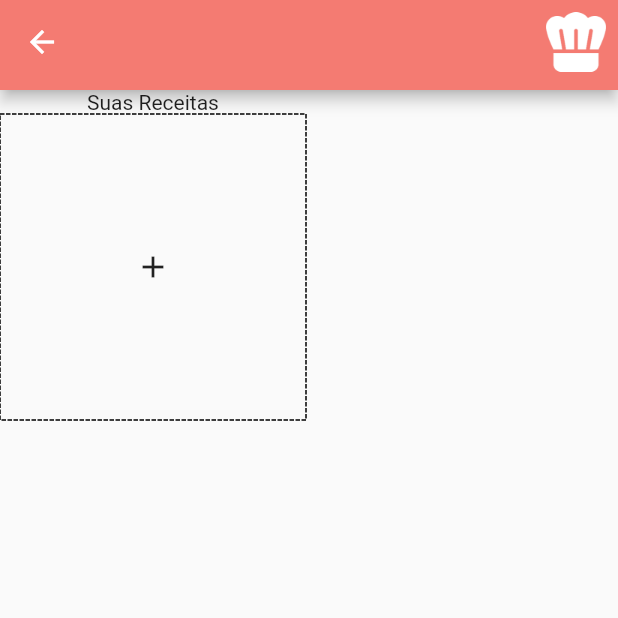
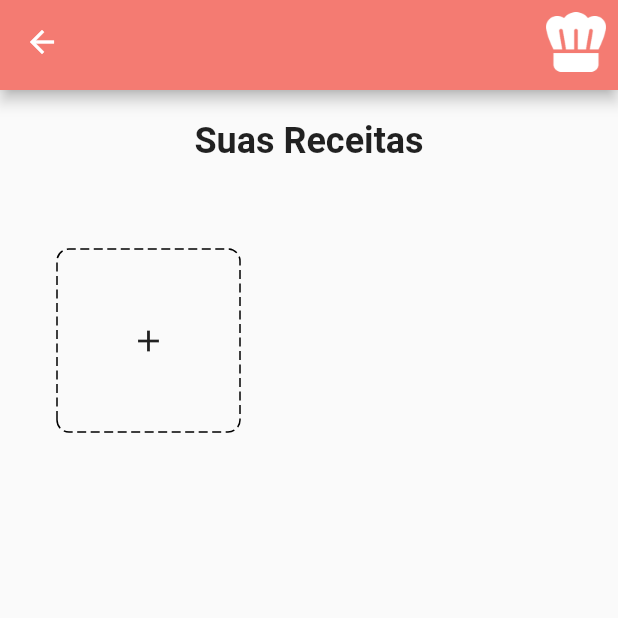
Before and after one commit to VictorG-028/ChefHub, a Flutter app: the CreatinRecipesPage screen opened by its route, on a phone screen of 412 x 824 dp, the top half of it. Run offline on Flutter 3.47's test engine with Material 2 defaults, Android fonts, the light colour scheme and no system bars; drawn by our look-alikes of dotted_border; network calls fail.

Commit message:
Backend integration part 3+ingredient&recipe model

```diff
--- a/lib/src/View/creating_recipes_page_view.dart
+++ b/lib/src/View/creating_recipes_page_view.dart
@@ -1,6 +1,12 @@
+import 'dart:convert';
+import 'package:http/http.dart' as http;
 import 'package:chefhub/src/components/custom_App_Bar.dart';
 import 'package:flutter/material.dart';
 import 'package:dotted_border/dotted_border.dart';
+import 'package:provider/provider.dart';
+
+import '../model/user_model.dart';
+import '../model/user_recipe_model.dart';
 
 class CreatinRecipesPage extends StatefulWidget {
   const CreatinRecipesPage({super.key});
@@ -11,25 +17,114 @@ class CreatinRecipesPage extends StatefulWidget {
 }
 
 class _CreatinRecipesPageState extends State<CreatinRecipesPage> {
+  List<UserRecipe> userRecipes = [];
+
+  @override
+  void initState() {
+    super.initState();
+    _fetchUserRecipes();
+  }
+
+  Future<void> _fetchUserRecipes() async {
+    final userProvider = Provider.of<UserProvider>(context, listen: false);
+    final userId = userProvider.id;
+
+    final response = await http
+        .get(Uri.parse("http://192.168.1.111:3001/get_user_recipes/$userId"));
+    if (response.statusCode == 200) {
+      final Map<String, dynamic> responseData = json.decode(response.body);
+      final List<dynamic> recipesData = responseData["userRecipesData"];
+      setState(() {
+        userRecipes =
+            recipesData.map((data) => UserRecipe.fromJson(data)).toList();
+      });
+    }
+  }
+
   @override
   Widget build(BuildContext context) {
     return Scaffold(
       appBar: const CustomAppBar(showBackButton: true),
       body: Column(
         children: [
-          const Text('Suas Receitas'),
-          DottedBorder(
-            color: Colors.black,
-            strokeWidth: 1,
-            child: SizedBox(
-              height: 200,
-              width: 200,
-              child: IconButton(
-                onPressed: () => Navigator.pushNamed(context, '/ingredients'),
-                icon: const Icon(Icons.add),
+          const SizedBox(height: 20),
+          const Text(
+            'Suas Receitas',
+            style: TextStyle(fontSize: 24, fontWeight: FontWeight.bold),
+          ),
+          const SizedBox(height: 20),
+          Expanded(
+            child: GridView.builder(
+              gridDelegate: const SliverGridDelegateWithFixedCrossAxisCount(
+                crossAxisCount: 2,
+                crossAxisSpacing: 16.0,
+                mainAxisSpacing: 16.0,
               ),
+              itemCount: userRecipes.length + 1, // Include the create button
+              itemBuilder: (context, index) {
+                if (index == 0) {
+                  return GestureDetector(
+                    onTap: () {
+                      Navigator.pushNamed(context, '/ingredients');
+                    },
+                    child: Container(
+                      alignment: Alignment.center,
+                      child: DottedBorder(
+                        color: Colors.black,
+                        strokeWidth: 1,
+                        dashPattern: const <double>[
+                          6,
+                          3
+                        ], // Adjust dashed pattern
+                        padding: const EdgeInsets.all(2.0),
+                        borderPadding: const EdgeInsets.all(16.0),
+                        strokeCap: StrokeCap.butt,
+                        borderType: BorderType.RRect,
+                        radius: const Radius.circular(8.0),
+                        child: const SizedBox(
+                          width: 150,
+                          height: 150,
+                          child: Center(
+                            child: Icon(Icons.add),
+                          ),
+                        ),
+                      ),
+                    ),
+                  );
+                } else {
+                  final recipe = userRecipes[index - 1];
+                  return DottedBorder(
+                    color: Colors.black,
+                    strokeWidth: 2,
+                    dashPattern: const <double>[1, 0],
+                    padding: const EdgeInsets.all(0.0),
+                    borderPadding: const EdgeInsets.all(8.0),
+                    strokeCap: StrokeCap.butt,
+                    borderType: BorderType.RRect,
+                    radius: const Radius.circular(8.0),
+                    child: GestureDetector(
+                      onTap: () {
+                        // TODO: Handle recipe item tap
+                      },
+                      child: Center(
+                        child: Column(
+                          mainAxisAlignment: MainAxisAlignment.center,
+                          crossAxisAlignment: CrossAxisAlignment.center,
+                          children: [
+                            Text(recipe.title),
+                            const SizedBox(height: 8.0),
+                            Text('Ingredients: ${recipe.ingredients.length}'),
+                            const SizedBox(height: 8.0),
+                            Text('Instructions: ${recipe.instructions.length}'),
+                          ],
+                        ),
+                      ),
+                    ),
+                  );
+                }
+              },
             ),
-          )
+          ),
         ],
       ),
     );
--- /dev/null
+++ b/lib/src/model/ingredient_model.dart
@@ -0,0 +1,19 @@
+class Ingredient {
+  final String name;
+  final String quantity;
+  final String unitMeasure;
+
+  Ingredient({
+    required this.name,
+    required this.quantity,
+    required this.unitMeasure,
+  });
+
+  factory Ingredient.fromJson(Map<String, dynamic> json) {
+    return Ingredient(
+      name: json['name'],
+      quantity: json['quantity'],
+      unitMeasure: json['unit_measure'],
+    );
+  }
+}
--- /dev/null
+++ b/lib/src/model/user_recipe_model.dart
@@ -0,0 +1,29 @@
+import 'ingredient_model.dart';
+
+class UserRecipe {
+  final String title;
+  final List<String> instructions;
+  final List<Ingredient> ingredients;
+
+  UserRecipe({
+    required this.title,
+    required this.instructions,
+    required this.ingredients,
+  });
+
+  factory UserRecipe.fromJson(Map<String, dynamic> json) {
+    final List<dynamic> ingredientsData = json['ingredients'];
+    final List<Ingredient> parsedIngredients =
+        ingredientsData.map((data) => Ingredient.fromJson(data)).toList();
+
+    final dynamic instructionsData = json['instructions'];
+    final List<String> parsedInstructions =
+        instructionsData is String ? instructionsData.split('@') : [];
+
+    return UserRecipe(
+      title: json['title'],
+      instructions: parsedInstructions,
+      ingredients: parsedIngredients,
+    );
+  }
+}
```
